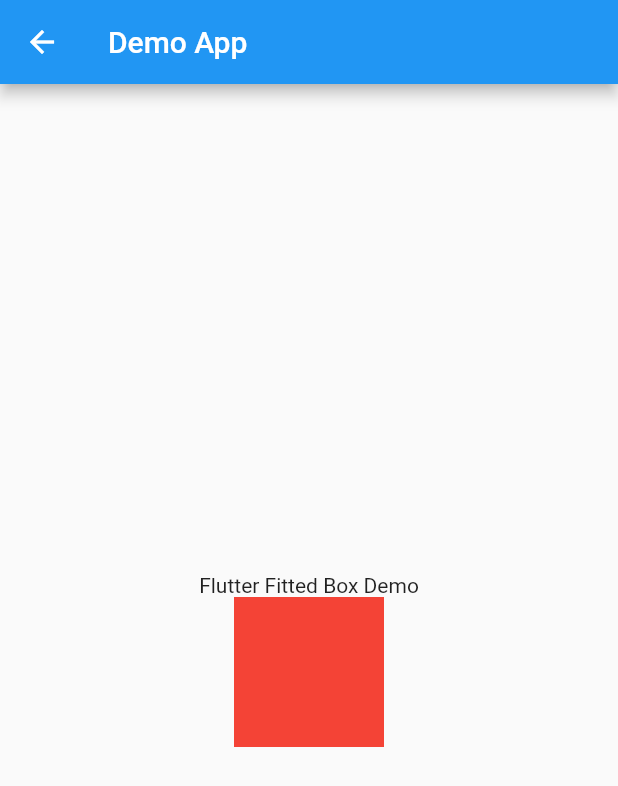
After one commit to william-waiyanhtat/flutter_bloc_sample, a Flutter app: the FittedBoxDemo screen opened directly, on a phone screen of 412 x 824 dp. The commit adds this screen. Shown: the top 786 px of the screen. Run offline on Flutter 3.47's test engine with Material 2 defaults, Android fonts, the phone set to English and light mode, and no system bars; our stand-ins replace sqflite; accounts and stored records are empty.

```diff
--- /dev/null
+++ b/FlutterTutorialProjects/flutter_demo1/lib/fittedbox/fittedbox_demo.dart
@@ -0,0 +1,50 @@
+import 'package:flutter/material.dart';
+
+class FittedBoxDemo extends StatefulWidget {
+  FittedBoxDemo() : super();
+
+  final String title = "Demo App";
+
+  @override
+  _FittedBoxDemoState createState() => _FittedBoxDemoState();
+}
+
+class _FittedBoxDemoState extends State<FittedBoxDemo> {
+  @override
+  Widget build(BuildContext context) {
+    return Scaffold(
+      appBar: AppBar(
+        title: Text(widget.title),
+      ),
+      body: Center(
+        child: Column(
+          mainAxisAlignment: MainAxisAlignment.center,
+          children: <Widget>[
+            Text(
+              "Flutter Fitted Box Demo",
+            ),
+            ConstrainedBox(
+              constraints: new BoxConstraints(
+                minHeight: 100.0,
+                minWidth: 100.0,
+                maxHeight: 100.0,
+                maxWidth: 100.0,
+              ),
+              child: ConstrainedBox(
+                constraints: new BoxConstraints(
+                  minHeight: 400.0,
+                  minWidth: 20.0,
+                  maxHeight: 400.0,
+                  maxWidth: 20.0,
+                ),
+                child: new DecoratedBox(
+                  decoration: new BoxDecoration(color: Colors.red),
+                ),
+              ),
+            ),
+          ],
+        ),
+      ),
+    );
+  }
+}
--- a/FlutterTutorialProjects/flutter_demo1/lib/main.dart
+++ b/FlutterTutorialProjects/flutter_demo1/lib/main.dart
@@ -6,6 +6,8 @@ import 'widgets/switch_demo.dart';
 import 'package:flutter_demo1/custom_widget/custom_widget_demo.dart';
 import 'db_demo/db_page.dart';
 import 'forms/form.dart';
+import 'package:flutter_demo1/fittedbox/fittedbox_demo.dart';
+import 'package:flutter_demo1/tabs/tabs_demo.dart';
 
 void main() {
   // You can also debug a layout problem visually, by setting debugPaintSizeEnabled to true.
@@ -29,7 +31,7 @@ class MyApp extends StatelessWidget {
       theme: ThemeData(
         primarySwatch: Colors.blue,
       ),
-      home: FormScreen(),
+      home: TabsDemoScreen(),
     );
   }
 }
```
Also changed, not shown: FlutterTutorialProjects/flutter_demo1/lib/forms/form.dart (+15 -11 lines), FlutterTutorialProjects/flutter_demo1/lib/tabs/tab_screen.dart (added, +14 -0 lines), FlutterTutorialProjects/flutter_demo1/lib/tabs/tabs_demo.dart (added, +54 -0 lines).
